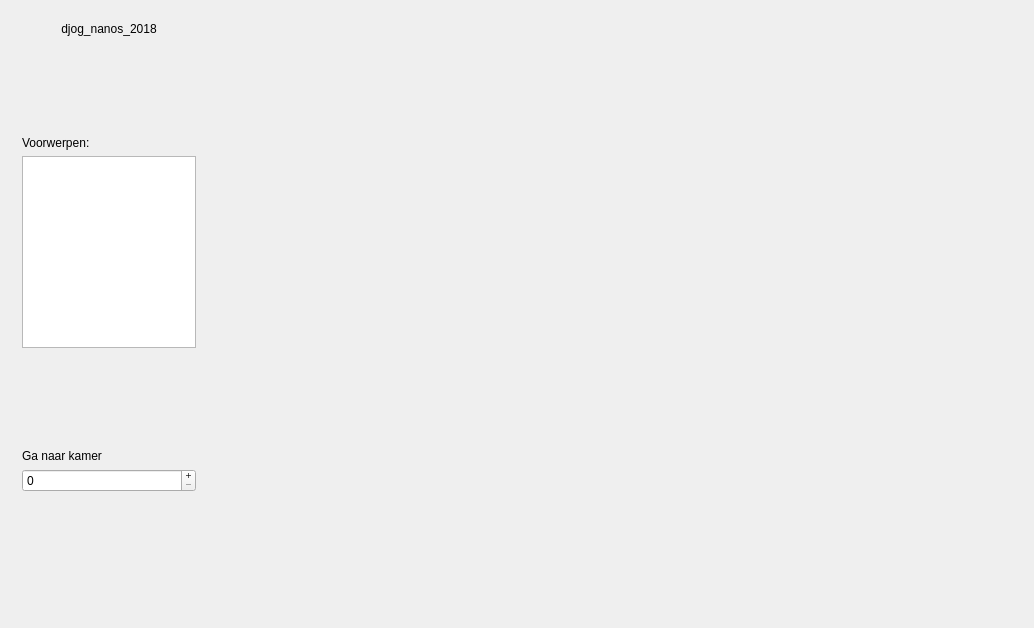
Old version of the form hoofd_scherm.ui in the repository djog/djog_nanos_2018.
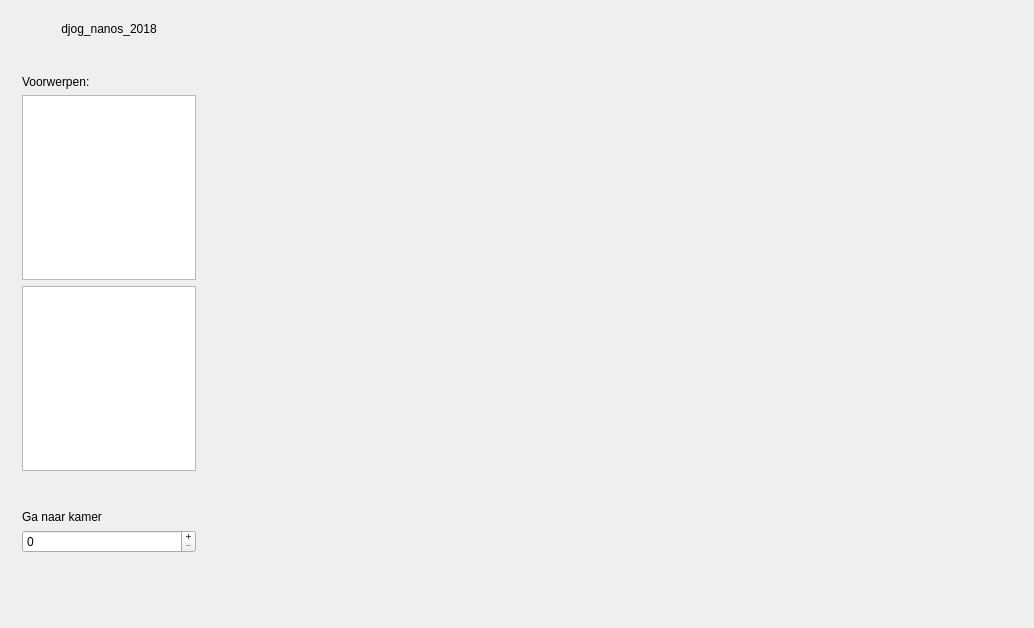
New version of the form. Icons and pictures are not drawn.

Commit message: mijn kamer is er

```diff
--- a/hoofd_scherm.ui
+++ b/hoofd_scherm.ui
@@ -59,6 +59,9 @@
         </property>
        </widget>
       </item>
+      <item>
+       <widget class="QTextEdit" name="textEdit"/>
+      </item>
       <item>
        <widget class="QListWidget" name="list_voorwerpen"/>
       </item>
```
